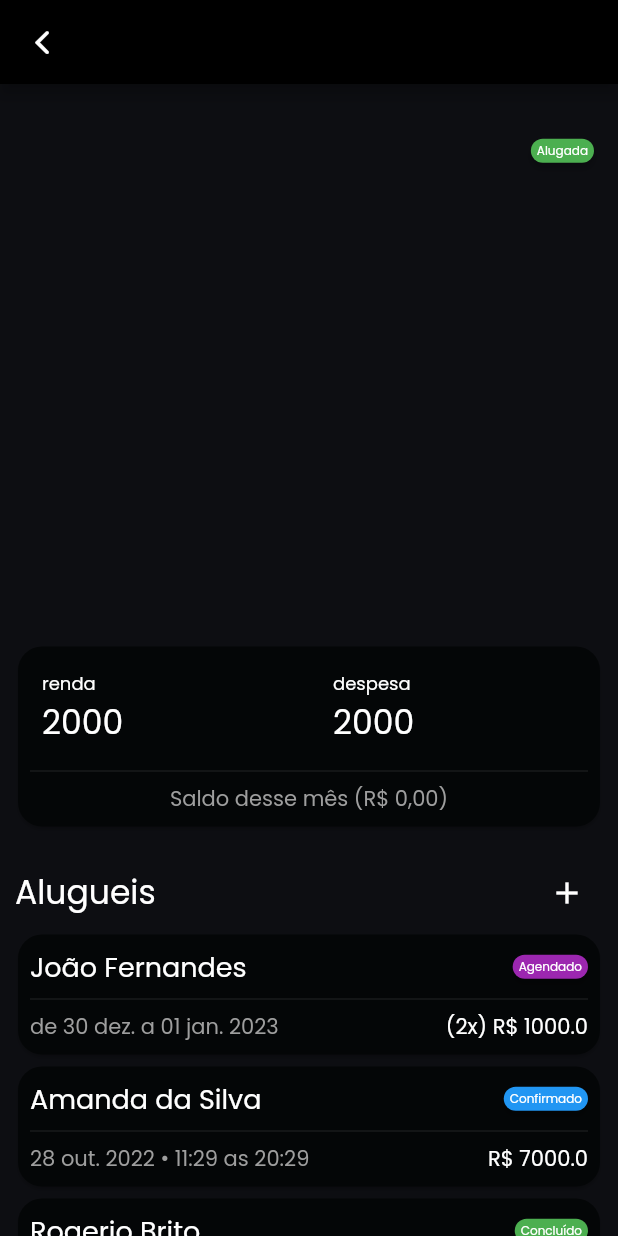
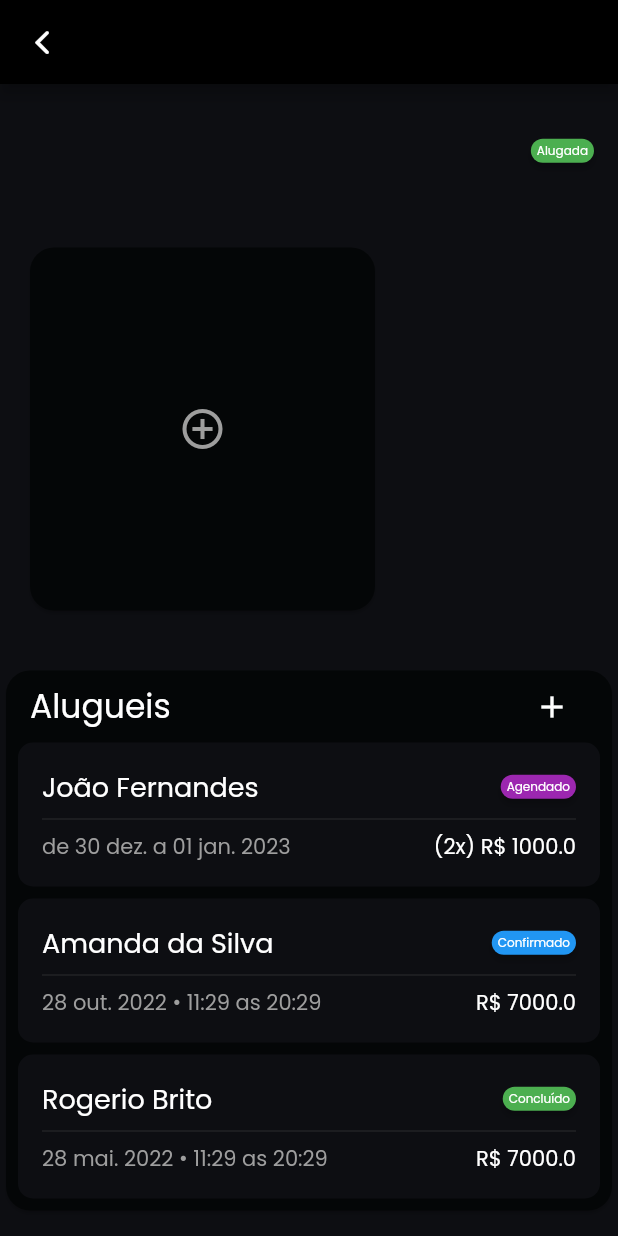
Before and after one commit to juliobissoli/RenterApp, a Flutter app: the PropertieDetail screen opened directly with empty values, on a phone screen of 412 x 824 dp. Run offline on Flutter 3.47's test engine with Material 2 defaults, Android fonts, the light colour scheme and no system bars; drawn by our look-alikes of badges; our stand-ins replace fluttertoast, google_fonts, kiwi, mask_text_input_formatter, shared_preferences; accounts and stored records are empty.

Commit message:
Armazenar informações de login no localStorage Redirecionamento altomatico para home se ja estiver logado Add botão para gerenciar imagen do imovel Add botão para cadastrar imagens de imoveis

```diff
--- a/lib/components/communs/image-box.dart
+++ b/lib/components/communs/image-box.dart
@@ -28,7 +28,7 @@ class ImageBox extends StatelessWidget {
       height: size,
       decoration: BoxDecoration(
         color: Color(0xff000000),
-        borderRadius: BorderRadius.circular(15),
+        borderRadius: BorderRadius.circular(16),
         image: exist
             ? DecorationImage(
                 image:
--- a/lib/components/communs/list-imagens.dart
+++ b/lib/components/communs/list-imagens.dart
@@ -6,20 +6,54 @@ class ListImagens extends StatelessWidget {
   final double? size;
   final Axis? modeView;
   final EdgeInsets? padding;
+  final Function(String)? onLongPress;
+  final VoidCallback? newImageFunc;
+
   ListImagens(
-      {Key? key, required this.list, this.size, this.modeView, this.padding});
+      {Key? key,
+      required this.list,
+      this.size,
+      this.modeView,
+      this.padding,
+      this.onLongPress,
+      this.newImageFunc});
 
   @override
   Widget build(BuildContext context) {
     return ListView(
         padding: padding ?? const EdgeInsets.all(16.0),
         scrollDirection: this.modeView ?? Axis.horizontal,
-      children: list
+        children: [
+          ...list
               .map((el) => Padding(
                     padding: const EdgeInsets.only(right: 16.0),
-                child: ImageBox(url_image: el, size: this.size ?? 60),
+                    child: InkWell(
+                        onLongPress: () {
+                          if (onLongPress != null) {
+                            onLongPress!(el);
+                          }
+                        },
+                        child: ImageBox(url_image: el, size: this.size ?? 60)),
                   ))
               .toList(),
-    );
+          Card(
+            child: InkWell(
+              onTap: newImageFunc,
+              child: Container(
+                // height: (this.size ?? 60) + 34,
+                width: this.size ?? 60,
+                decoration: BoxDecoration(
+                    // color: Theme.of(context).scaffoldBackgroundColor,
+
+                    borderRadius: BorderRadius.circular(16)),
+                child: Icon(
+                  Icons.add_circle_outline,
+                  size: 32,
+                  color: Colors.grey,
+                ),
+              ),
+            ),
+          )
+        ]);
   }
 }
--- a/lib/components/propertie/rent_card.dart
+++ b/lib/components/propertie/rent_card.dart
@@ -1,5 +1,6 @@
 import 'package:badges/badges.dart';
 import 'package:flutter/material.dart';
+import 'package:renter_app/components/communs/card-secondary.dart';
 import 'package:renter_app/core/models/rent-model.dart';
 import 'package:intl/intl.dart';
 import 'package:intl/date_symbol_data_local.dart';
@@ -21,7 +22,7 @@ class RentCard extends StatelessWidget {
 
     return InkWell(
       onTap: onTap,
-      child: Card(
+      child: CardSecondary(
         child: Padding(
           padding: const EdgeInsets.all(8.0),
           child: Column(
@@ -60,7 +61,7 @@ class RentCard extends StatelessWidget {
                         'R\$ ${rent.value_installments}',
                   )
                 ],
-              )
+              ),
             ],
           ),
         ),
--- a/lib/scream/propertie_detail.dart
+++ b/lib/scream/propertie_detail.dart
@@ -1,6 +1,7 @@
 import 'package:flutter/cupertino.dart';
 import 'package:flutter/material.dart';
 import 'package:kiwi/kiwi.dart';
+import 'package:renter_app/components/communs/btn_outlined.dart';
 import 'package:renter_app/components/communs/car-buttom.dart';
 import 'package:renter_app/components/communs/card-secondary.dart';
 import 'package:renter_app/components/communs/carrocel_image.dart';
@@ -29,16 +30,20 @@ class PropertieDetail extends StatefulWidget {
 }
 
 class _PropertieDetailState extends State<PropertieDetail> {
+  final AppStatus currentStatus = AppStatus.ENPYT;
+
   final PropertieController propertie_controller = KiwiContainer().resolve();
 
-  void initState() {
-    print('Init state');
+  // void initState() async {
+  //   print('Init state');
 
-    // propertie_controller.addListener(() {
-    //   print('Atualiza');
-    //   setState((){});
-    // });
-  }
+  //   // await propertie_controller.loadPropertieDetail(propertie_id)
+
+  //   // propertie_controller.addListener(() {
+  //   //   print('Atualiza');
+  //   //   setState((){});
+  //   // });
+  // }
 
   @override
   Widget build(BuildContext context) {
@@ -48,6 +53,91 @@ class _PropertieDetailState extends State<PropertieDetail> {
     // if(propertie_id.length > 0){
     // this.propertie_controller.loadPropertieDetail(propertie_id);
     // }
+    _handeInpectRent(context, RentModel rent) {
+      showModalBottomSheet(
+        isScrollControlled: true,
+        context: context,
+        backgroundColor: Colors.transparent,
+        builder: (builder) {
+          return new Modal(
+              size_height: 320.0,
+              show_top: false,
+              child: RentDetail(
+                rent: rent,
+              ));
+        },
+      );
+    }
+
+    _handeInpectImage(context, String url_img) {
+      showModalBottomSheet(
+        isScrollControlled: true,
+        context: context,
+        backgroundColor: Colors.transparent,
+        builder: (builder) {
+          return new Modal(
+              size_height: MediaQuery.of(context).size.width + 48,
+              show_top: false,
+              child: Stack(
+                children: [
+                  ImageBox(
+                    url_image: url_img,
+                    size: MediaQuery.of(context).size.width,
+                  ),
+                  Padding(
+                    padding: const EdgeInsets.all(8.0),
+                    child: Row(
+                      // crossAxisAlignment: CrossAxisAlignment.,
+                      mainAxisAlignment: MainAxisAlignment.spaceBetween,
+                      children: [
+                        CircleAvatar(
+                          backgroundColor: Colors.black,
+                          child: IconButton(
+                            onPressed: () {
+                              print('Compartilhar');
+                            },
+                            icon: Icon(
+                              Icons.share,
+                              color: Colors.white,
+                            ),
+                          ),
+                        ),
+                        CircleAvatar(
+                          backgroundColor: Colors.black,
+                          child: IconButton(
+                            onPressed: () {
+                              print('Compartilhar');
+                            },
+                            icon: Icon(
+                              Icons.delete_outline_outlined,
+                              color: Colors.red,
+                            ),
+                          ),
+                        )
+                      ],
+                    ),
+                  ),
+
+                  // Padding(
+                  //   padding: const EdgeInsets.symmetric(horizontal: 16),
+                  //   child: BtnOutlined(
+                  //       func: () {
+                  //         print('Compartilgar');
+                  //       },
+                  //       label: 'Compartihar'),
+                  // ),
+                  // SizedBox(height: 16),
+                  // BtnOutlined(
+                  //     mode: "danger",
+                  //     func: () {
+                  //       print('Excluir');
+                  //     },
+                  //     label: 'Excluir')
+                ],
+              ));
+        },
+      );
+    }
 
     return Scaffold(
         appBar: AppBar(
@@ -102,54 +192,82 @@ class _PropertieDetailState extends State<PropertieDetail> {
                     width: double.infinity,
                     height: MediaQuery.of(context).size.width - 130,
                     child: ListImagens(
+                      onLongPress: (url) {
+                        _handeInpectImage(context, url);
+                      },
                       list: propertie_controller.propertirDtatil?.images ?? [],
                       size: 230,
                     ),
                   ),
-                  Padding(
-                    padding: const EdgeInsets.symmetric(horizontal: 8.0),
-                    child: Card(
-                      child: Padding(
-                        padding: const EdgeInsets.all(8),
-                        child: Column(
-                          children: [
-                            Row(
-                              mainAxisAlignment: MainAxisAlignment.spaceAround,
-                              children: [
-                                Expanded(
-                                  child: Padding(
-                                      padding: const EdgeInsets.all(8),
-                                      child: TitleSubtitle(
-                                          title: '2000', subtitle: 'renda')),
-                                ),
-                                VerticalDivider(
-                                  color: Colors.red,
-                                ),
-                                Expanded(
-                                    child: Padding(
-                                  padding: const EdgeInsets.all(8),
-                                  child: TitleSubtitle(
-                                    title: '2000',
-                                    subtitle: 'despesa',
-                                  ),
-                                ))
-                              ],
-                            ),
-                            Divider(),
-                            Text(
-                              'Saldo desse mês (R\$ 0,00)',
-                              style: TextStyle(color: Colors.grey),
-                            ),
-                          ],
-                        ),
-                      ),
-                    ),
-                  ),
+                  // Padding(
+                  //   padding: const EdgeInsets.symmetric(horizontal: 8.0),
+                  //   child: Card(
+                  //     child: Padding(
+                  //       padding: const EdgeInsets.all(8),
+                  //       child: Column(
+                  //         children: [
+                  //           Row(
+                  //             mainAxisAlignment: MainAxisAlignment.spaceAround,
+                  //             children: [
+                  //               Expanded(
+                  //                 child: Padding(
+                  //                     padding: const EdgeInsets.all(8),
+                  //                     child: TitleSubtitle(
+                  //                         title: '2000', subtitle: 'renda')),
+                  //               ),
+                  //               VerticalDivider(
+                  //                 color: Colors.red,
+                  //               ),
+                  //               Expanded(
+                  //                   child: Padding(
+                  //                 padding: const EdgeInsets.all(8),
+                  //                 child: TitleSubtitle(
+                  //                   title: '2000',
+                  //                   subtitle: 'despesa',
+                  //                 ),
+                  //               ))
+                  //             ],
+                  //           ),
+                  //           Divider(),
+                  //           Text(
+                  //             'Saldo desse mês (R\$ 0,00)',
+                  //             style: TextStyle(color: Colors.grey),
+                  //           ),
+                  //         ],
+                  //       ),
+                  //     ),
+                  //   ),
+                  // ),
+                  //
                   SizedBox(
                     height: 16,
                   ),
+                  // Center(
+                  //   child: Padding(
+                  //     padding: const EdgeInsets.symmetric(horizontal: 10.0),
+                  //     child: Row(
+                  //       mainAxisAlignment: MainAxisAlignment.spaceBetween,
+                  //       children: [
+                  //         Text(
+                  //           'Alugueis',
+                  //           style: TextStyle(fontSize: 22),
+                  //         ),
+                  //         IconButton(
+                  //             // color: Colors.deepPurpleAccent,
+                  //             onPressed: () {
+                  //               print('Add aluguel');
+                  //               Navigator.pushNamed(context, '/new_rent');
+                  //               // _handeInpectStone(context);
+                  //             },
+                  //             icon: Icon(Icons.add))
+                  //       ],
+                  //     ),
+                  //   ),
+                  // ),
+                  Card(
+                    child: Column(children: [
                       Padding(
-                    padding: const EdgeInsets.symmetric(horizontal: 10.0),
+                        padding: const EdgeInsets.symmetric(horizontal: 16.0),
                         child: Row(
                           mainAxisAlignment: MainAxisAlignment.spaceBetween,
                           children: [
@@ -158,24 +276,18 @@ class _PropertieDetailState extends State<PropertieDetail> {
                               style: TextStyle(fontSize: 22),
                             ),
                             IconButton(
-                            // color: Colors.deepPurpleAccent,
                                 onPressed: () {
-                              print('Add aluguel');
                                   Navigator.pushNamed(context, '/new_rent');
-                              // _handeInpectStone(context);
                                 },
                                 icon: Icon(Icons.add))
                           ],
                         ),
                       ),
-                  Column(
-                      children:
-                          // propertie_controller.propertirDtatil?.last_rents
-                          propertie_controller.rentSelected
+                      ...propertie_controller.rentSelected
                           .map(
                             ((e) => Padding(
-                                      padding: const EdgeInsets.symmetric(
-                                          horizontal: 8.0),
+                                  padding: const EdgeInsets.only(
+                                      bottom: 8, right: 8, left: 8),
                                   child: RentCard(
                                     rent: e,
                                     onTap: () {
@@ -184,36 +296,13 @@ class _PropertieDetailState extends State<PropertieDetail> {
                                   ),
                                 )),
                           )
-                              .toList())
+                          .toList()
+                    ]),
+                  )
                 ]),
               );
             }
           },
         ));
-    // return Scaffold(
-
-    //   body: this.propertie_controller.fetchingState == AppStatus.LOADING
-    //   ? Center(
-    //     child: CircularIndicatorDefault(),
-    //   )
-    //   : Center(child: Text(this.propertie_controller.propertirDtatil?.label ?? 'n tem'))
-    //   ,
-    // );
-  }
-
-  _handeInpectRent(context, RentModel rent) {
-    showModalBottomSheet(
-      isScrollControlled: true,
-      context: context,
-      backgroundColor: Colors.transparent,
-      builder: (builder) {
-        return new Modal(
-            size_height: 320.0,
-            show_top: false,
-            child: RentDetail(
-              rent: rent,
-            ));
-      },
-    );
   }
 }
--- a/lib/scream/settings.dart
+++ b/lib/scream/settings.dart
@@ -13,7 +13,8 @@ class SttingsSrceam extends StatefulWidget {
 class _SttingsSrceamState extends State<SttingsSrceam> {
   final UserController user_controller = KiwiContainer().resolve();
 
-  _handleLogout(context) {
+  _handleLogout(context) async {
+    await user_controller.cleanDataLocal();
     Navigator.of(context).pushReplacementNamed('/');
   }
 
--- a/pubspec.yaml
+++ b/pubspec.yaml
@@ -41,6 +41,7 @@ dependencies:
   intl: ^0.17.0
   mask_text_input_formatter: ^2.3.0
   fluttertoast: ^8.0.9
+  shared_preferences: ^2.0.15
 
 dev_dependencies:
   flutter_test:
```
Also changed, not shown: lib/core/controller/user-controller.dart (+47 -1 lines), lib/scream/new_rent.dart (+37 -35 lines), lib/scream/splash.dart (+12 -6 lines), pubspec.lock. Lines whose indentation alone changed are shown as unchanged.
